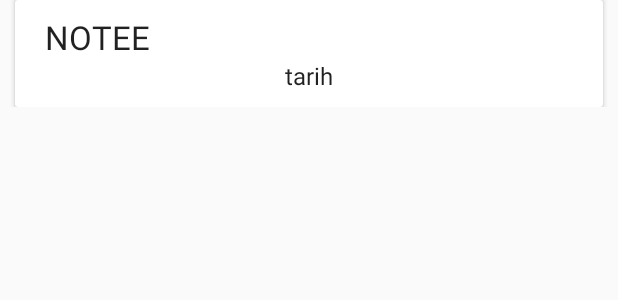
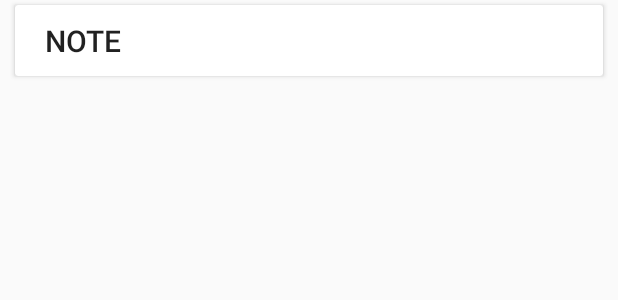
Before and after one commit to enes-ozdemir/NotepadApp, an Android app: the layout note_layout.xml on its own in the app's theme, with its tools: preview values and no code run, on a phone screen of 412 x 824 dp. Shown: the top 300 px of the screen. Run offline under Robolectric (Android 15) with nearby library versions, the phone set to English and light mode, and no system bars.

```diff
--- a/app/src/main/java/com/eozdemir/notepad/fragments/FragmentAdapter.java
+++ b/app/src/main/java/com/eozdemir/notepad/adapters/FragmentAdapter.java
@@ -1,4 +1,4 @@
-package com.eozdemir.notepad.fragments;
+package com.eozdemir.notepad.adapters;
 
 import androidx.fragment.app.Fragment;
 import androidx.fragment.app.FragmentManager;
@@ -24,7 +24,6 @@ public class FragmentAdapter extends FragmentStatePagerAdapter {
     @Override
     public Fragment getItem(int position) {
 
-
         return mFragmentList.get(position);
     }
 
--- /dev/null
+++ b/app/src/main/java/com/eozdemir/notepad/interfaces/IFragmentManager.java
@@ -0,0 +1,4 @@
+package com.eozdemir.notepad.interfaces;
+
+public interface IFragmentManager {
+}
--- /dev/null
+++ b/app/src/main/java/com/eozdemir/notepad/interfaces/ViewHolderListener.java
@@ -0,0 +1,5 @@
+package com.eozdemir.notepad.interfaces;
+
+public interface ViewHolderListener {
+    void onViewHolderClicked(int position);
+}
--- a/app/src/main/res/layout/main_layout.xml
+++ b/app/src/main/res/layout/main_layout.xml
@@ -55,10 +55,4 @@
         app:backgroundTint="#2962FF"
         app:srcCompat="@drawable/vector_plus" />
 
-    <TextView
-        android:id="@+id/textView2"
-        android:layout_width="wrap_content"
-        android:layout_height="wrap_content"
-        android:text="TextView" />
-
 </RelativeLayout>
--- a/app/src/main/res/layout/note_layout.xml
+++ b/app/src/main/res/layout/note_layout.xml
@@ -8,36 +8,43 @@
         android:layout_width="match_parent"
         android:layout_height="wrap_content"
         android:layout_marginLeft="10dp"
-        android:layout_marginRight="10dp">
+        android:layout_marginTop="3dp"
+        android:layout_marginRight="10dp"
+        android:layout_marginBottom="5dp"
+        >
 
         <LinearLayout
-            android:padding="10dp"
             android:layout_width="match_parent"
             android:layout_height="wrap_content"
+            android:layout_marginLeft="10dp"
+            android:layout_marginRight="10dp"
             android:orientation="vertical"
-            android:layout_marginLeft="10dp"
-            android:layout_marginRight="10dp">
+            android:padding="10dp">
 
             <TextView
+                android:id="@+id/mNoteHolder"
                 android:layout_width="match_parent"
                 android:layout_height="wrap_content"
-                android:id="@+id/mNoteHolder"
-                android:textAppearance="@style/TextAppearance.AppCompat.Large"
-                android:text="NOTEE">
+                android:maxLines="1"
+                android:text="NOTE"
+                android:textAppearance="@style/TextAppearance.AppCompat.Light.SearchResult.Title">
+
             </TextView>
+
+          <!--
             <TextView
+                android:id="@+id/mDate"
                 android:layout_width="match_parent"
                 android:layout_height="wrap_content"
-                android:id="@+id/mDate"
+                android:layout_marginTop="3dp"
+                android:text="tarih"
                 android:textAlignment="center"
-                android:textAppearance="@style/TextAppearance.AppCompat.Light.SearchResult.Subtitle"
-                android:text="tarih">
-            </TextView>
+                android:textAppearance="@style/TextAppearance.AppCompat.Widget.ActionMode.Subtitle.Inverse">
 
+            </TextView> -->
 
 
         </LinearLayout>
-
 
 
     </androidx.cardview.widget.CardView>
```
Also changed, not shown: app/src/main/java/com/eozdemir/notepad/MainActivity.java (+10 -12 lines), app/src/main/java/com/eozdemir/notepad/adapters/MainAdapter.java (renamed from app/src/main/java/com/eozdemir/notepad/fragments/MainAdapter.java, +21 -10 lines), app/src/main/java/com/eozdemir/notepad/fragments/FragmentAddNote.java (+19 -4 lines), app/src/main/java/com/eozdemir/notepad/fragments/FragmentMain.java (+18 -6 lines), app/src/main/java/com/eozdemir/notepad/interfaces/IOnNoteListener.java (added, +7 -0 lines), app/src/main/java/com/eozdemir/notepad/model/Note.java (+4 -6 lines).
